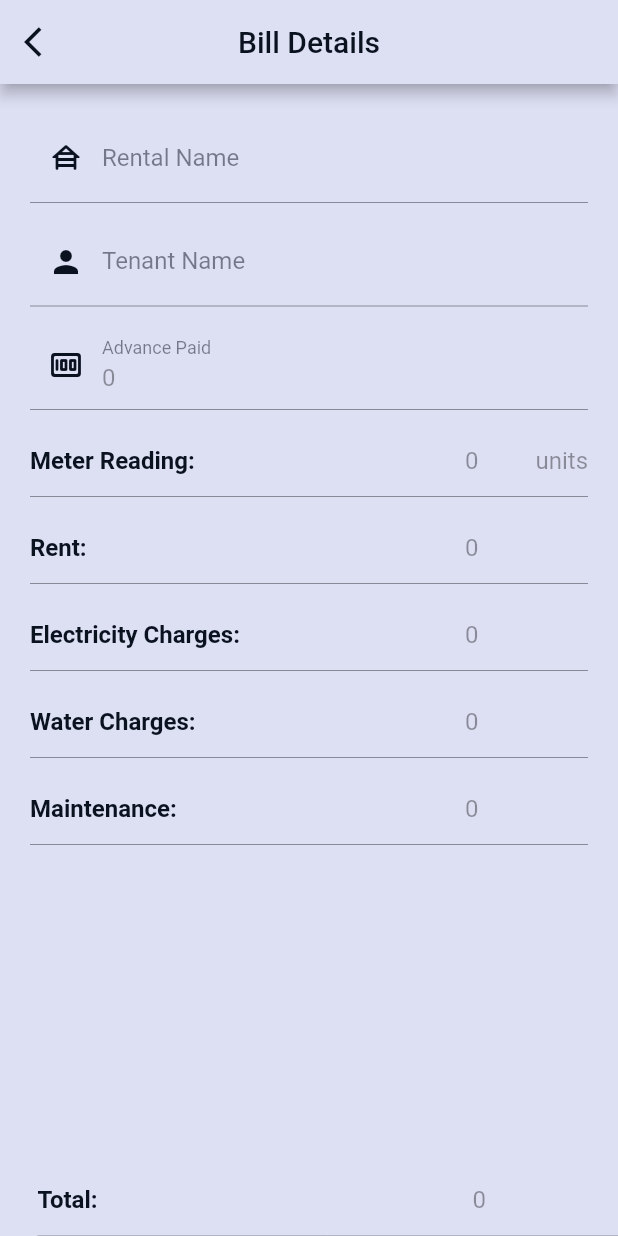
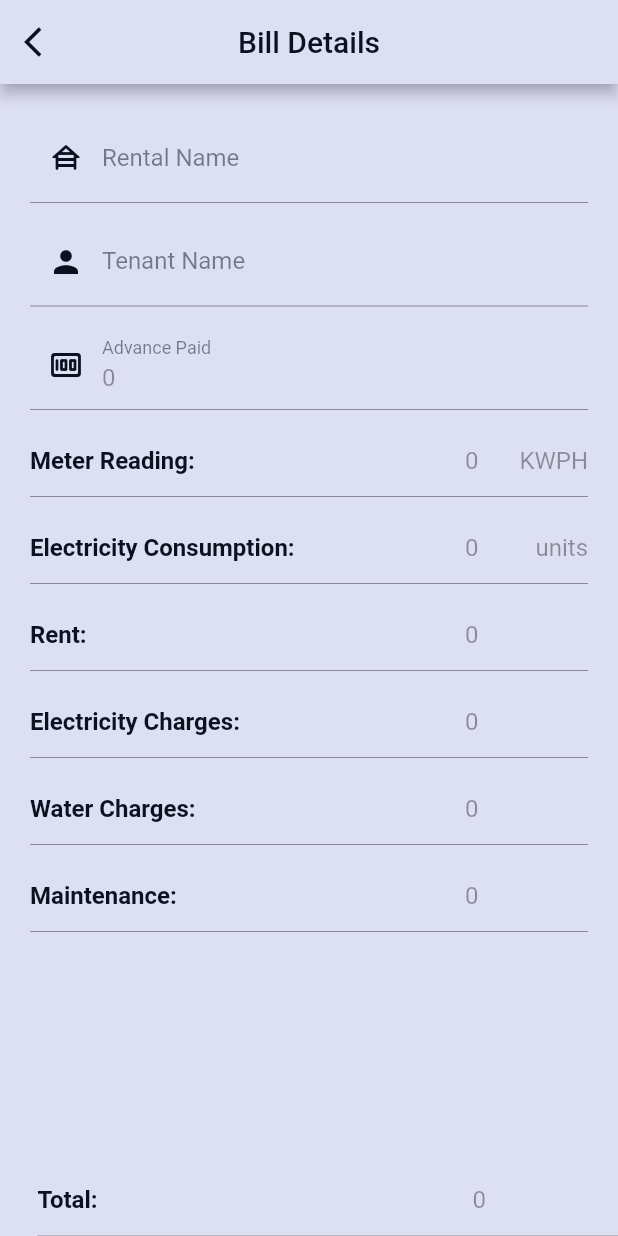
Before and after one commit to vikram0230/DoorStep, a Flutter app: the BillDetail screen opened directly with empty values, on a phone screen of 412 x 824 dp. Run offline on Flutter 3.47's test engine with Material 2 defaults, Android fonts, the phone set to English and light mode, and no system bars; our stand-ins replace cloud_firestore, firebase_core, fluttertoast, lottie; accounts and stored records are empty; network calls fail.

Commit message:
consumption tracker added

```diff
--- a/lib/screens/bill_detail.dart
+++ b/lib/screens/bill_detail.dart
@@ -19,6 +19,7 @@ class _BillDetailState extends State<BillDetail> {
   TextEditingController electricityChargesController = TextEditingController();
   TextEditingController rentController = TextEditingController();
   TextEditingController meterReadingController = TextEditingController();
+  TextEditingController consumtionController = TextEditingController();
   TextEditingController waterChargesController = TextEditingController();
   TextEditingController maintenanceController = TextEditingController();
   TextEditingController tenantNameController = TextEditingController();
@@ -32,6 +33,7 @@ class _BillDetailState extends State<BillDetail> {
         widget.bill.electricityCharges.toString();
     rentController.text = widget.bill.rent.toString();
     meterReadingController.text = widget.bill.meterReading.toString();
+    consumtionController.text = widget.bill.electricityConsumption.toString();
     electricityChargesController.text =
         widget.bill.electricityCharges.toString();
     waterChargesController.text = widget.bill.waterCharges.toString();
@@ -112,6 +114,24 @@ class _BillDetailState extends State<BillDetail> {
                   width: 290,
                   child: Text(
                     'Meter Reading: ',
+                    style: TextStyle(
+                        color: kAccentColor, fontWeight: FontWeight.w600),
+                  ),
+                ),
+                suffix: Text(
+                  'KWPH',
+                ),
+                enabled: false,
+                inputFormatter: [
+                  FilteringTextInputFormatter.allow(RegExp(r'[0-9]'))
+                ],
+              ),
+              CustomTextField(
+                controller: consumtionController,
+                prefix: SizedBox(
+                  width: 290,
+                  child: Text(
+                    'Electricity Consumption: ',
                     style: TextStyle(
                         color: kAccentColor, fontWeight: FontWeight.w600),
                   ),
--- a/lib/utilities/classes.dart
+++ b/lib/utilities/classes.dart
@@ -44,12 +44,14 @@ class Rental {
 
 class Bill extends Rental {
   Rental rental;
+  int electricityConsumption;
   int electricityCharges;
   DateTime billDate;
   int total;
 
   Bill({
     required this.rental,
+    required this.electricityConsumption,
     required this.electricityCharges,
     required this.billDate,
     required this.total,
@@ -72,6 +74,7 @@ class Bill extends Rental {
       'maintenance': maintenance,
       'tenantName': tenantName,
       'advancePaid': advancePaid,
+      'electricityConsumption': electricityConsumption,
       'electricityCharges': electricityCharges,
       'billDate': billDate,
       'total': total,
@@ -81,6 +84,7 @@ class Bill extends Rental {
   static getbill(Map data) {
     return Bill(
       rental: Rental.getRental(data),
+      electricityConsumption: data['electricityConsumption'],
       electricityCharges: data['electricityCharges'],
       billDate: (data['billDate'].runtimeType == DateTime)
           ? data['billDate']
```
Also changed, not shown: lib/screens/rental_detail.dart (+12 -11 lines).
